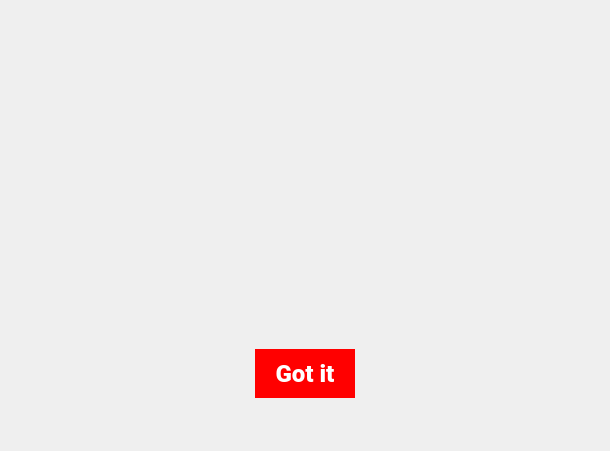
First picture: the form in ui/dialog.ui, repository AndreiD049/Interview-Helper, before the edit.
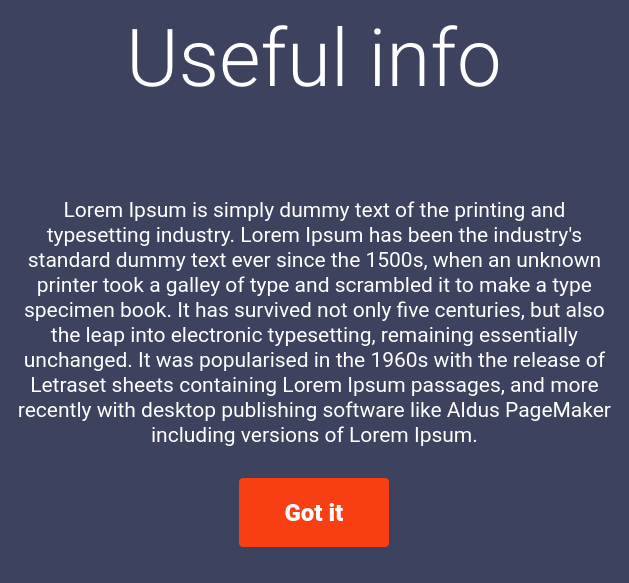
Second picture: the form after the edit. Icons and pictures are not drawn.

```diff
--- a/ui/dialog.ui
+++ b/ui/dialog.ui
@@ -6,8 +6,8 @@
    <rect>
     <x>0</x>
     <y>0</y>
-    <width>610</width>
-    <height>451</height>
+    <width>629</width>
+    <height>583</height>
    </rect>
   </property>
   <property name="sizePolicy">
@@ -19,23 +19,30 @@
   <property name="windowTitle">
    <string>Dialog</string>
   </property>
+  <property name="styleSheet">
+   <string notr="true">QDialog {background-color: #3D435E;}
+QLabel {color: #fff;}
+QPushButton {padding:20px;background-color:#F83E13;color:white;border:none;border-radius:4px;}
+QPushButton:hover {background-color:#CF8349;}
+QPushButton:pressed {margin-top:3px;}</string>
+  </property>
   <layout class="QVBoxLayout" name="verticalLayout">
-   <item>
+   <item alignment="Qt::AlignHCenter|Qt::AlignVCenter">
     <widget class="QLabel" name="HeaderLabel">
      <property name="font">
       <font>
-       <family>Roboto Black</family>
-       <pointsize>16</pointsize>
-       <weight>75</weight>
-       <bold>true</bold>
+       <family>Roboto Light</family>
+       <pointsize>60</pointsize>
+       <weight>50</weight>
+       <bold>false</bold>
       </font>
      </property>
      <property name="text">
-      <string/>
+      <string>Useful info</string>
      </property>
     </widget>
    </item>
-   <item alignment="Qt::AlignHCenter|Qt::AlignVCenter">
+   <item alignment="Qt::AlignHCenter|Qt::AlignTop">
     <widget class="QLabel" name="gifLabel">
      <property name="sizePolicy">
       <sizepolicy hsizetype="Expanding" vsizetype="Expanding">
@@ -43,21 +50,51 @@
        <verstretch>0</verstretch>
       </sizepolicy>
      </property>
+     <property name="minimumSize">
+      <size>
+       <width>592</width>
+       <height>0</height>
+      </size>
+     </property>
+     <property name="maximumSize">
+      <size>
+       <width>16777215</width>
+       <height>300</height>
+      </size>
+     </property>
      <property name="text">
       <string/>
      </property>
     </widget>
    </item>
-   <item>
+   <item alignment="Qt::AlignHCenter|Qt::AlignVCenter">
     <widget class="QLabel" name="infoLabel">
+     <property name="sizePolicy">
+      <sizepolicy hsizetype="Expanding" vsizetype="Expanding">
+       <horstretch>0</horstretch>
+       <verstretch>0</verstretch>
+      </sizepolicy>
+     </property>
+     <property name="minimumSize">
+      <size>
+       <width>0</width>
+       <height>100</height>
+      </size>
+     </property>
      <property name="font">
       <font>
        <family>Roboto</family>
-       <pointsize>14</pointsize>
+       <pointsize>16</pointsize>
       </font>
      </property>
      <property name="text">
-      <string/>
+      <string>Lorem Ipsum is simply dummy text of the printing and typesetting industry. Lorem Ipsum has been the industry's standard dummy text ever since the 1500s, when an unknown printer took a galley of type and scrambled it to make a type specimen book. It has survived not only five centuries, but also the leap into electronic typesetting, remaining essentially unchanged. It was popularised in the 1960s with the release of Letraset sheets containing Lorem Ipsum passages, and more recently with desktop publishing software like Aldus PageMaker including versions of Lorem Ipsum.</string>
+     </property>
+     <property name="alignment">
+      <set>Qt::AlignCenter</set>
+     </property>
+     <property name="wordWrap">
+      <bool>true</bool>
      </property>
     </widget>
    </item>
@@ -81,8 +118,8 @@
     <widget class="QPushButton" name="pushButton">
      <property name="minimumSize">
       <size>
-       <width>100</width>
-       <height>0</height>
+       <width>150</width>
+       <height>60</height>
       </size>
      </property>
      <property name="font">
@@ -94,9 +131,7 @@
       </font>
      </property>
      <property name="styleSheet">
-      <string notr="true">QPushButton {padding:10px;background-color:red;color:white;border:none;}
-QPushButton:hover {background-color:coral;}
-QPushButton:pressed {margin-top:3px;}</string>
+      <string notr="true"/>
      </property>
      <property name="text">
       <string>Got it</string>
```
Left out of the diff: 6 changed lines with no effect on the pictures.
